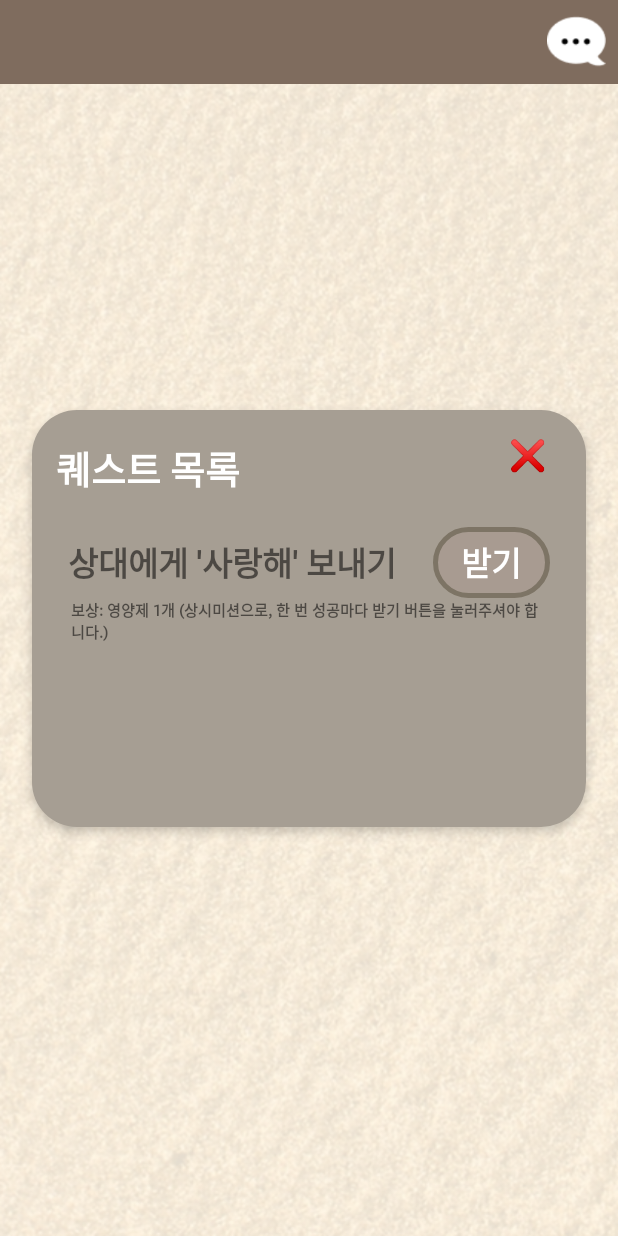
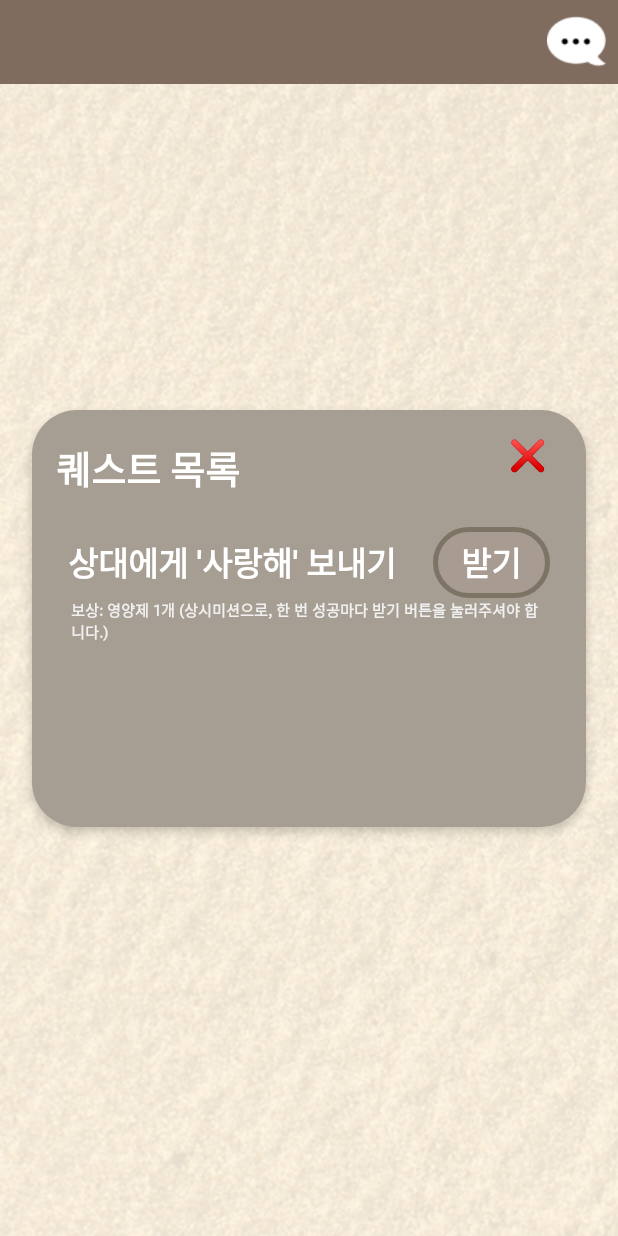
Before and after one commit to SeungYeon04/D_1to1_ChatApp, an Android app: the QuestListActivity screen opened directly, with no data from a screen before it, on a phone screen of 412 x 824 dp. Run offline under Robolectric (Android 15) with nearby library versions, the phone set to English and light mode, and no system bars; our stand-ins replace Firebase (no records; nobody signed in at launch, a user with empty details on screens opened directly); Roboto replaces fonts that are not available here.

Commit message:
chore : 버전테스트 배포용 간단수정

```diff
--- a/ChatApp_1to1/app/build.gradle.kts
+++ b/ChatApp_1to1/app/build.gradle.kts
@@ -14,7 +14,7 @@ android {
         applicationId = "com.mycompany.lovegarden"
         minSdk = 24
         targetSdk = 35
-        versionCode = 1
+        versionCode = 2
         versionName = "1.0"
 
         testInstrumentationRunner = "androidx.test.runner.AndroidJUnitRunner"
@@ -27,6 +27,7 @@ android {
                 getDefaultProguardFile("proguard-android-optimize.txt"),
                 "proguard-rules.pro"
             )
+            signingConfig = signingConfigs.getByName("debug")
         }
     }
     compileOptions {
--- a/ChatApp_1to1/app/src/main/res/layout/activity_quest_list.xml
+++ b/ChatApp_1to1/app/src/main/res/layout/activity_quest_list.xml
@@ -90,6 +90,7 @@
                 android:fontFamily="@font/bmjua"
                 android:text="상대에게 '사랑해' 보내기"
                 android:textSize="22sp"
+                android:textColor="#FFFFFF"
                 android:textStyle="bold" />
 
             <androidx.appcompat.widget.AppCompatButton
@@ -115,6 +116,7 @@
             android:padding="10dp"
             android:text="보상: 영양제 1개 (상시미션으로, 한 번 성공마다 받기 버튼을 눌러주셔야 합니다.)"
             android:textSize="10sp"
+            android:textColor="#F0F0F0"
             android:textStyle="bold" />
 
     </RelativeLayout>
```
